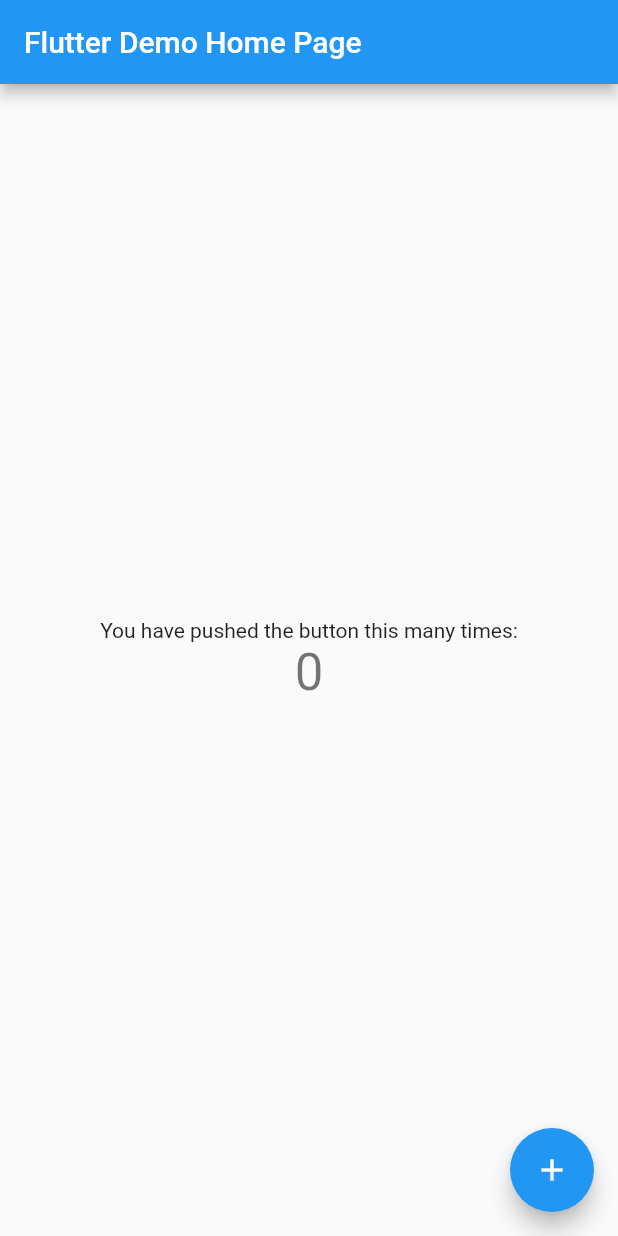
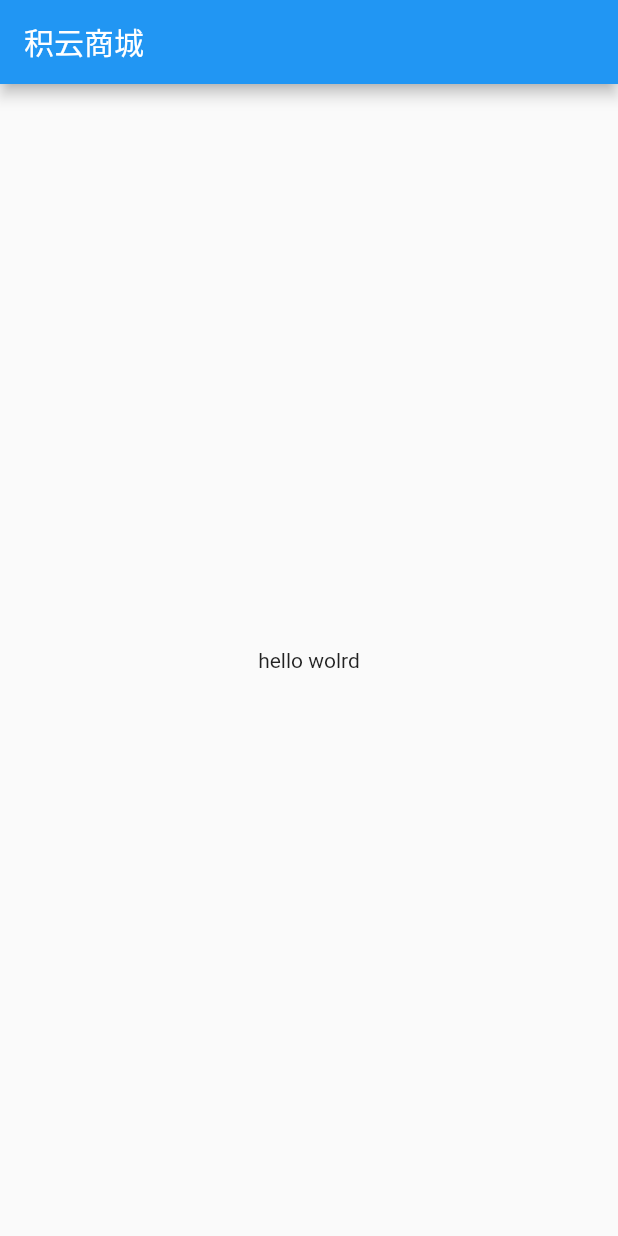
Before and after one commit to YangMr/fluuter_shop, a Flutter app: the screen it shows after launch, on a phone screen of 412 x 824 dp. Run offline on Flutter 3.47's test engine with Material 2 defaults, Android fonts, the phone set to English and light mode, and no system bars.

Commit message:
01制作顶部标题栏

```diff
--- a/shop/lib/main.dart
+++ b/shop/lib/main.dart
@@ -1,111 +1,25 @@
+//引入ui库
 import 'package:flutter/material.dart';
 
+//引入TabBar组件
+import './pages/TabBar.dart';
+//定义入口函数以及runApp方法
 void main() => runApp(MyApp());
 
+//创建自定义组件
 class MyApp extends StatelessWidget {
-  // This widget is the root of your application.
-  @override
-  Widget build(BuildContext context) {
-    return MaterialApp(
-      title: 'Flutter Demo',
-      theme: ThemeData(
-        // This is the theme of your application.
-        //
-        // Try running your application with "flutter run". You'll see the
-        // application has a blue toolbar. Then, without quitting the app, try
-        // changing the primarySwatch below to Colors.green and then invoke
-        // "hot reload" (press "r" in the console where you ran "flutter run",
-        // or simply save your changes to "hot reload" in a Flutter IDE).
-        // Notice that the counter didn't reset back to zero; the application
-        // is not restarted.
-        primarySwatch: Colors.blue,
-      ),
-      home: MyHomePage(title: 'Flutter Demo Home Page'),
-    );
-  }
-}
-
-class MyHomePage extends StatefulWidget {
-  MyHomePage({Key key, this.title}) : super(key: key);
-
-  // This widget is the home page of your application. It is stateful, meaning
-  // that it has a State object (defined below) that contains fields that affect
-  // how it looks.
-
-  // This class is the configuration for the state. It holds the values (in this
-  // case the title) provided by the parent (in this case the App widget) and
-  // used by the build method of the State. Fields in a Widget subclass are
-  // always marked "final".
-
-  final String title;
-
-  @override
-  _MyHomePageState createState() => _MyHomePageState();
-}
-
-class _MyHomePageState extends State<MyHomePage> {
-  int _counter = 0;
-
-  void _incrementCounter() {
-    setState(() {
-      // This call to setState tells the Flutter framework that something has
-      // changed in this State, which causes it to rerun the build method below
-      // so that the display can reflect the updated values. If we changed
-      // _counter without calling setState(), then the build method would not be
-      // called again, and so nothing would appear to happen.
-      _counter++;
-    });
-  }
+  const MyApp({Key key}) : super(key: key);
 
   @override
   Widget build(BuildContext context) {
-    // This method is rerun every time setState is called, for instance as done
-    // by the _incrementCounter method above.
-    //
-    // The Flutter framework has been optimized to make rerunning build methods
-    // fast, so that you can just rebuild anything that needs updating rather
-    // than having to individually change instances of widgets.
-    return Scaffold(
-      appBar: AppBar(
-        // Here we take the value from the MyHomePage object that was created by
-        // the App.build method, and use it to set our appbar title.
-        title: Text(widget.title),
-      ),
-      body: Center(
-        // Center is a layout widget. It takes a single child and positions it
-        // in the middle of the parent.
-        child: Column(
-          // Column is also a layout widget. It takes a list of children and
-          // arranges them vertically. By default, it sizes itself to fit its
-          // children horizontally, and tries to be as tall as its parent.
-          //
-          // Invoke "debug painting" (press "p" in the console, choose the
-          // "Toggle Debug Paint" action from the Flutter Inspector in Android
-          // Studio, or the "Toggle Debug Paint" command in Visual Studio Code)
-          // to see the wireframe for each widget.
-          //
-          // Column has various properties to control how it sizes itself and
-          // how it positions its children. Here we use mainAxisAlignment to
-          // center the children vertically; the main axis here is the vertical
-          // axis because Columns are vertical (the cross axis would be
-          // horizontal).
-          mainAxisAlignment: MainAxisAlignment.center,
-          children: <Widget>[
-            Text(
-              'You have pushed the button this many times:',
-            ),
-            Text(
-              '$_counter',
-              style: Theme.of(context).textTheme.display1,
-            ),
-          ],
-        ),
-      ),
-      floatingActionButton: FloatingActionButton(
-        onPressed: _incrementCounter,
-        tooltip: 'Increment',
-        child: Icon(Icons.add),
-      ), // This trailing comma makes auto-formatting nicer for build methods.
-    );
+    //返回顶层ui组件
+    return MaterialApp(
+        //定义标题
+        title: "积云商城",
+        //去除debug
+        // debugShowCheckedModeBanner: false,
+        //定义主页
+        home: TabBarPage()
+      );
   }
 }
--- /dev/null
+++ b/shop/lib/pages/TabBar.dart
@@ -0,0 +1,22 @@
+//引入ui库
+import 'package:flutter/material.dart';
+
+//定义TabBar
+class TabBarPage extends StatefulWidget {
+  TabBarPage({Key key}) : super(key: key);
+
+  @override
+  _TabBarPageState createState() => _TabBarPageState();
+}
+
+class _TabBarPageState extends State<TabBarPage> {
+  @override
+  Widget build(BuildContext context) {
+    return Scaffold(
+      appBar: AppBar(
+        title : Text("积云商城"),
+      ),
+      body : Center(child: Text("hello wolrd"),),
+    );
+  }
+}
```
